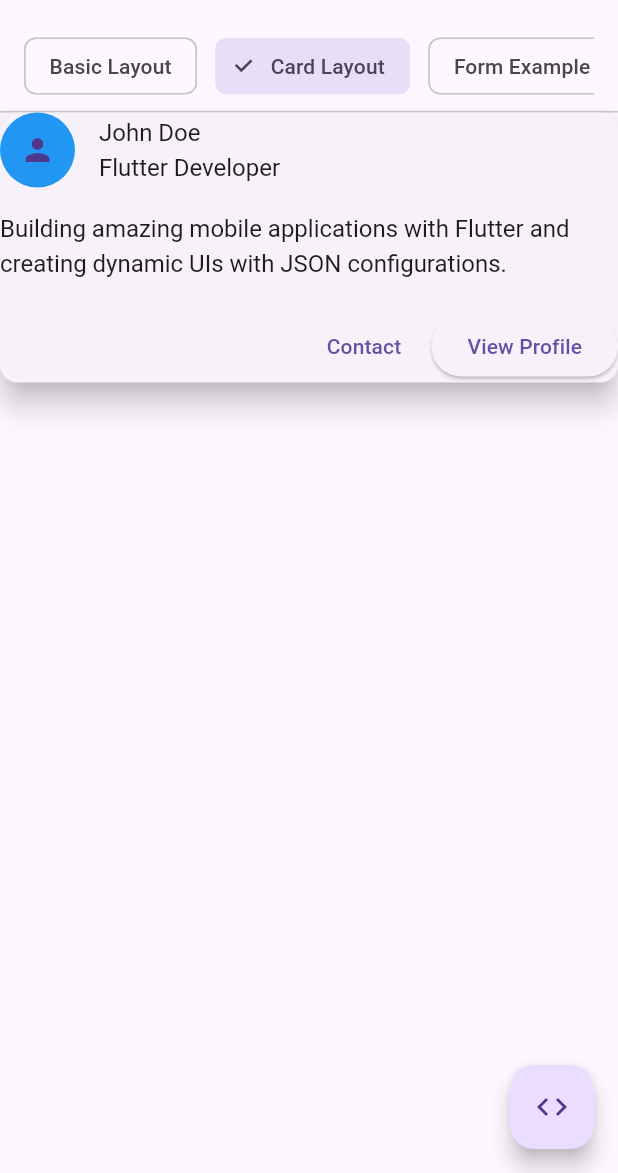
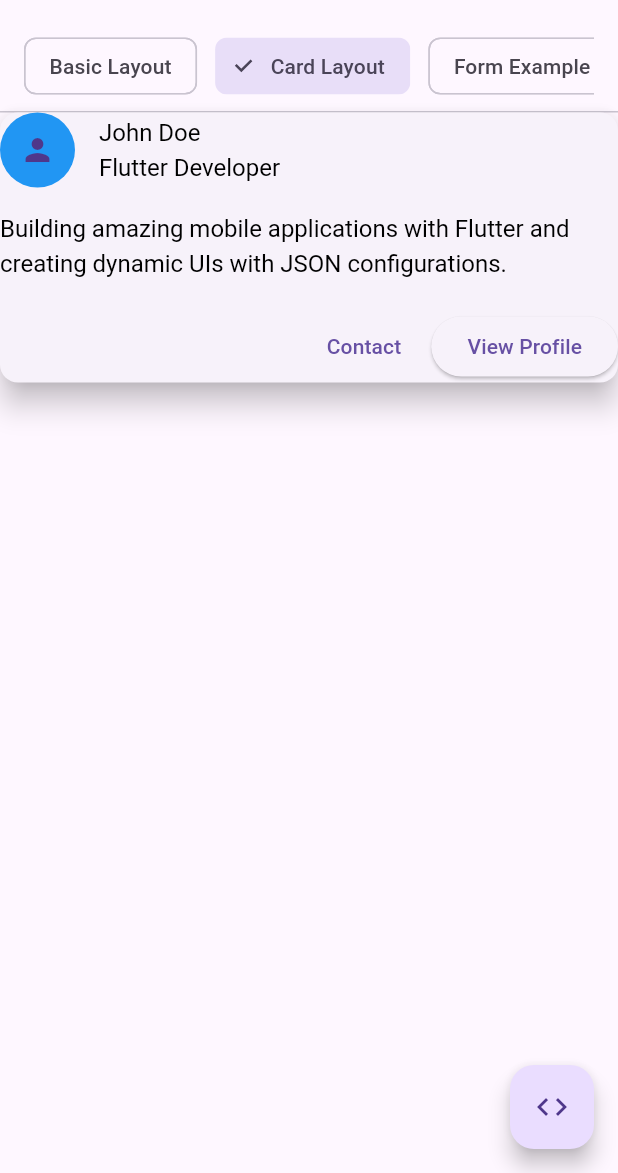
Before and after one commit to mahadydev/json_ui_builder, a Flutter app: the screen it shows after launch, after a tap on "Card Layout", on a phone screen of 412 x 824 dp, the part 63-1236 px from its top. Run offline on Flutter 3.47's test engine with Material 3 defaults, Android fonts, the phone set to English and light mode, and no system bars.

Commit message:
font weight and color added to text properties

```diff
--- a/lib/src/parsers/property_parser.dart
+++ b/lib/src/parsers/property_parser.dart
@@ -152,7 +152,7 @@ class PropertyParser {
 
     return TextStyle(
       fontSize: parseDoubleFromMap(value, 'fontSize'),
-      fontWeight: parseFontWeight(value['fontWeight']),
+      // fontWeight: parseFontWeight(value['fontWeight']),
       color: WidgetUtils.parseColor(value['color']),
       fontFamily: value['fontFamily'] as String?,
       letterSpacing: parseDoubleFromMap(value, 'letterSpacing'),
@@ -162,7 +162,9 @@ class PropertyParser {
   }
 
   /// Parses FontWeight from string or number.
-  static FontWeight? parseFontWeight(dynamic value) {
+  static FontWeight? parseFontWeight(WidgetConfig config, String propertyName) {
+    final value = config.getProperty(propertyName);
+
     if (value == null) return null;
 
     if (value is String) {
--- a/lib/src/widgets/text_widgets.dart
+++ b/lib/src/widgets/text_widgets.dart
@@ -47,6 +47,8 @@ class TextWidgets {
     final text = PropertyParser.parseRequiredString(config, 'text');
     final fontSize = PropertyParser.parseDouble(config, 'fontSize');
     final letterSpacing = PropertyParser.parseDouble(config, 'letterSpacing');
+    final color = PropertyParser.parseColor(config, 'color');
+    final fontWeight = PropertyParser.parseFontWeight(config, 'fontWeight');
     final style = PropertyParser.parseTextStyle(config, 'style');
     final textAlign = PropertyParser.parseTextAlign(config, 'textAlign');
     final overflow = _parseTextOverflow(config.getProperty<String>('overflow'));
@@ -57,6 +59,8 @@ class TextWidgets {
       style: TextStyle(
         fontSize: fontSize ?? 16.0,
         letterSpacing: letterSpacing ?? 0.0,
+        color: color ?? Colors.black,
+        fontWeight: fontWeight,
       ),
       textAlign: textAlign,
       overflow: overflow,
@@ -191,7 +195,7 @@ class TextWidgets {
 
     return TextStyle(
       fontSize: styleMap['fontSize']?.toDouble(),
-      fontWeight: PropertyParser.parseFontWeight(styleMap['fontWeight']),
+      //  fontWeight: PropertyParser.parseFontWeight(styleMap['fontWeight']),
       color: _parseColorFromValue(styleMap['color']),
       fontFamily: styleMap['fontFamily'] as String?,
       letterSpacing: styleMap['letterSpacing']?.toDouble(),
```
